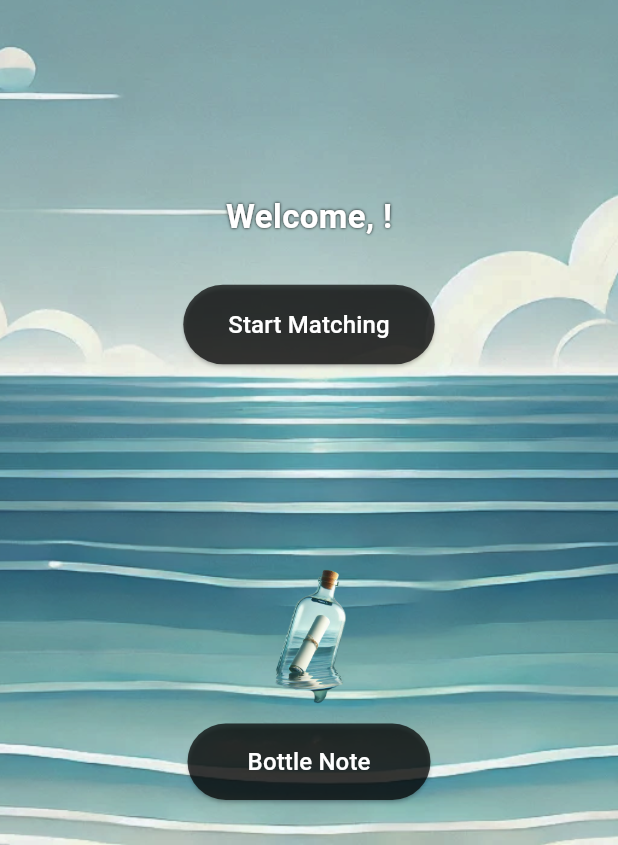
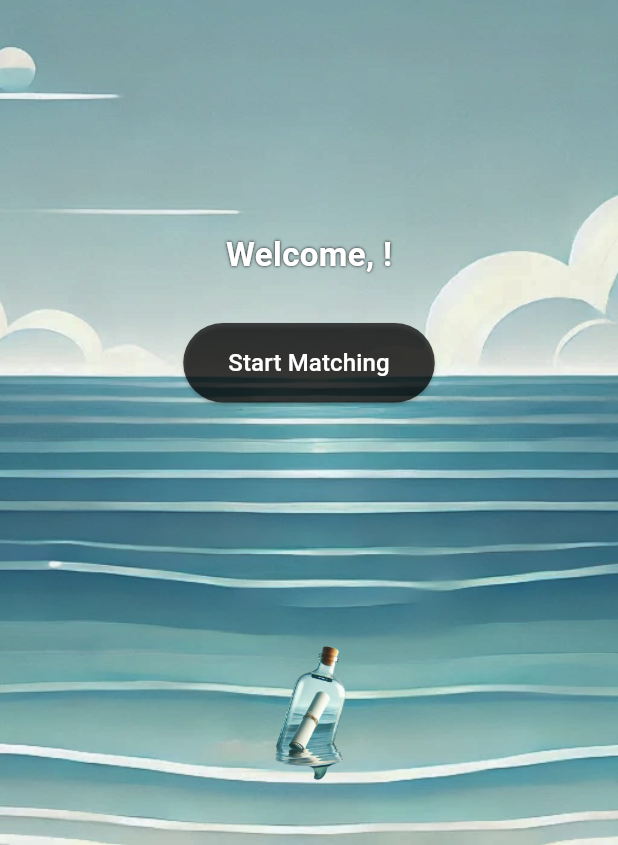
Before and after one commit to Yung729/blindmate, a Flutter app: the HomeScreen screen opened directly, on a phone screen of 412 x 824 dp, the part 391-1236 px from its top. Run offline on Flutter 3.47's test engine with Material 3 defaults, Android fonts, the phone set to English and light mode, and no system bars; our stand-ins replace animated_text_kit, cloud_firestore, device_info_plus, firebase_auth, firebase_core, google_generative_ai and 5 more; missing offline and left inert: metadata_fetch; accounts and stored records are empty.

Commit message:
update ui

```diff
--- a/lib/views/screens/home_screen.dart
+++ b/lib/views/screens/home_screen.dart
@@ -28,7 +28,8 @@ class _HomeScreenState extends State<HomeScreen> {
     // Show the survey dialog immediately after the first frame, but only once
     WidgetsBinding.instance.addPostFrameCallback((_) async {
       if (!_hasShownSurveyDialog && authState.currentUser != null) {
-        DocumentSnapshot userDoc = await FirebaseFirestore.instance
+        DocumentSnapshot userDoc =
+            await FirebaseFirestore.instance
                 .collection('users')
                 .doc(authState.currentUser!.userId)
                 .get();
@@ -40,7 +41,9 @@ class _HomeScreenState extends State<HomeScreen> {
             DateTime today = DateTime.now();
             // Calculate the difference in days
             int daysDifference = today.difference(surveyDate).inDays;
-            print('Survey Date: $surveyDate, Today: $today, Days Difference: $daysDifference');
+            print(
+              'Survey Date: $surveyDate, Today: $today, Days Difference: $daysDifference',
+            );
 
             // Show dialog if 7 or more days have passed
             if (daysDifference >= 7) {
@@ -81,16 +84,17 @@ class _HomeScreenState extends State<HomeScreen> {
       });
     } else {
       // Handle the case where currentUser is null
-      ScaffoldMessenger.of(context).showSnackBar(
-        const SnackBar(content: Text('User not logged in')),
-      );
+      ScaffoldMessenger.of(
+        context,
+      ).showSnackBar(const SnackBar(content: Text('User not logged in')));
     }
   }
 
   void _showSurveyDialog() {
     showDialog(
       context: context,
-      builder: (context) => AlertDialog(
+      builder:
+          (context) => AlertDialog(
             title: const Text('Survey Invitation'),
             content: const Text(
               'Would you like to answer survey question?\nNote: It may increase your level.',
@@ -166,21 +170,22 @@ class _HomeScreenState extends State<HomeScreen> {
                       padding: const EdgeInsets.only(bottom: 30.0),
                       child: Column(
                         children: [
-                          Image.asset('assets/bottle.png', height: 100),
-                          const SizedBox(height: 10),
-                          CustomButton(
-                            text: "Bottle Note",
-                            onPressed: () {
+                          GestureDetector(
+                            onTap: () {
                               Navigator.push(
                                 context,
                                 MaterialPageRoute(
-                                  builder: (context) => const BottleNoteHomeScreen(),
+                                  builder:
+                                      (context) => const BottleNoteHomeScreen(),
                                 ),
                               );
                             },
-                            horizontalPadding: 40,
-                            verticalPadding: 14,
+                            child: Image.asset(
+                              'assets/bottle.png',
+                              height: 100,
                             ),
+                          ),
+                          const SizedBox(height: 10),
                         ],
                       ),
                     ),
```
Also changed, not shown: lib/views/screens/bottle_note_home_screen.dart (+1 -6 lines), lib/views/screens/send_bottle_note_screen.dart (+9 -19 lines), lib/views/screens/show_bottle_note_content_screen.dart (+13 -4 lines). Lines whose indentation alone changed are shown as unchanged.
